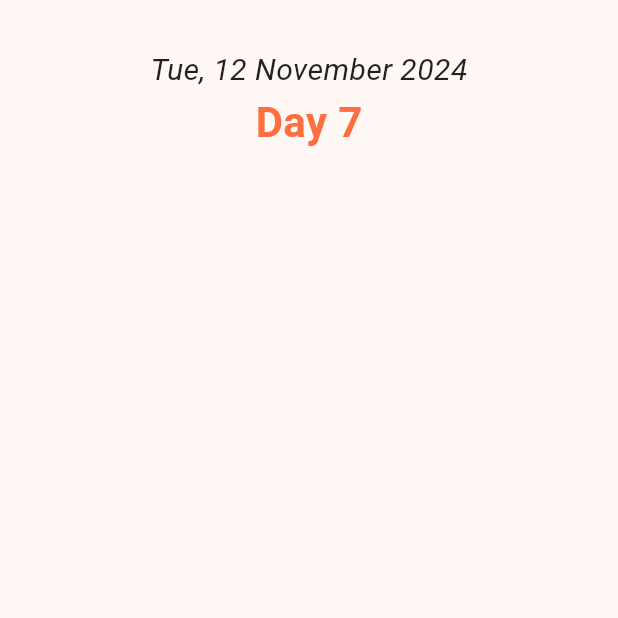
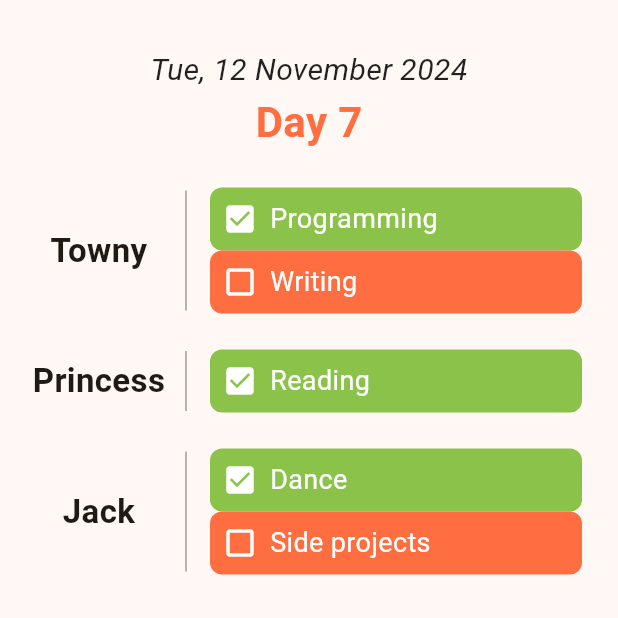
Before and after one commit to AnthonyMde/Kaizen, a Flutter app: the screen it shows after launch, on a phone screen of 412 x 824 dp, the top half of it. Run offline on Flutter 3.47's test engine with Material 3 defaults, Android fonts, the phone set to English and light mode, and no system bars; our stand-ins replace flutter_riverpod, freezed_annotation.

Commit message:
Add ChallengerView and ChallengeView with mock data.

```diff
--- a/lib/domain/models/challenger_card.dart
+++ b/lib/domain/models/challenger_card.dart
@@ -1,19 +1,17 @@
-import 'dart:ffi';
-
 import 'package:freezed_annotation/freezed_annotation.dart';
 
 part 'challenger_card.freezed.dart';
 
 @freezed
-class ChallengerCard with _$ChallengerCard {
-  const factory ChallengerCard(
-      {required String challengerName,
+class Challenger with _$Challenger {
+  const factory Challenger(
+      {required String name,
       required List<Challenge> challenges,
-      required int failureCount}) = _ChallengerCard;
+      required int failures}) = _Challenger;
 }
 
 @freezed
 class Challenge with _$Challenge {
-  const factory Challenge({required String name, required bool isDone}) =
+  const factory Challenge({required String name, required bool completed}) =
       _Challenge;
 }
--- /dev/null
+++ b/lib/ui/screens/home/challenge_view.dart
@@ -0,0 +1,36 @@
+import 'package:flutter/material.dart';
+
+class ChallengeView extends StatelessWidget {
+  final String name;
+  final bool completed;
+
+  const ChallengeView({super.key, required this.name, required this.completed});
+
+  @override
+  Widget build(BuildContext context) {
+    return Container(
+      padding: const EdgeInsets.all(8),
+      decoration: BoxDecoration(
+          color: completed ? Colors.lightGreen : Colors.deepOrangeAccent,
+          borderRadius: BorderRadius.circular(8.0)),
+      child: Row(
+        children: [
+          Icon(
+            completed ? Icons.check_box : Icons.check_box_outline_blank,
+            color: Colors.white,
+          ),
+          const SizedBox(width: 8),
+          Expanded(
+            child: Text(
+              name,
+              style: const TextStyle(
+                fontSize: 18,
+                color: Colors.white,
+              ),
+            ),
+          )
+        ],
+      ),
+    );
+  }
+}
--- /dev/null
+++ b/lib/ui/screens/home/challenger_view.dart
@@ -0,0 +1,49 @@
+import 'package:challenge_365d/domain/models/challenger_card.dart';
+import 'package:challenge_365d/ui/screens/home/challenge_view.dart';
+import 'package:flutter/material.dart';
+
+class ChallengerView extends StatelessWidget {
+  final Challenger challenger;
+
+  const ChallengerView({super.key, required this.challenger});
+
+  @override
+  Widget build(BuildContext context) {
+    return Row(
+      crossAxisAlignment: CrossAxisAlignment.center,
+      children: [
+        // Challenger name
+        SizedBox(
+          width: 100,
+          child: Text(
+            challenger.name,
+            textAlign: TextAlign.center,
+            style: const TextStyle(
+              fontSize: 22,
+              fontWeight: FontWeight.bold,
+            ),
+          ),
+        ),
+
+        // Vertical divider
+        SizedBox(
+            height: 40.0 * challenger.challenges.length.toDouble(),
+            child: const VerticalDivider(thickness: 1, color: Colors.grey)),
+
+        // List of challenges
+        Expanded(
+          child: Padding(
+            padding: const EdgeInsets.all(8),
+            child: Column(
+              mainAxisAlignment: MainAxisAlignment.center,
+              children: challenger.challenges.map((challenge) {
+                return ChallengeView(
+                    name: challenge.name, completed: challenge.completed);
+              }).toList(),
+            ),
+          ),
+        )
+      ],
+    );
+  }
+}
--- a/lib/ui/screens/home/home_screen.dart
+++ b/lib/ui/screens/home/home_screen.dart
@@ -1,4 +1,6 @@
+import 'package:challenge_365d/domain/models/challenger_card.dart';
 import 'package:challenge_365d/providers/date_provider.dart';
+import 'package:challenge_365d/ui/screens/home/challenger_view.dart';
 import 'package:challenge_365d/ui/screens/home/header.dart';
 import 'package:flutter/material.dart';
 import 'package:flutter_riverpod/flutter_riverpod.dart';
@@ -15,20 +17,45 @@ class HomeScreen extends ConsumerWidget {
     final formattedDate = DateFormat("EEE, dd MMMM yyyy", "en_US").format(now);
     final pastDays = dateService.getPastChallengeDays();
 
+    final challengers = [
+      const Challenger(
+          name: "Towny",
+          challenges: [
+            Challenge(name: "Programming", completed: true),
+            Challenge(name: "Writing", completed: false)
+          ],
+          failures: 0),
+      const Challenger(
+          name: "Princess",
+          challenges: [
+            Challenge(name: "Reading", completed: true),
+          ],
+          failures: 0),
+      const Challenger(
+          name: "Jack",
+          challenges: [
+            Challenge(name: "Dance", completed: true),
+            Challenge(name: "Side projects", completed: false)
+          ],
+          failures: 0),
+    ];
+
     return Scaffold(
       body: SafeArea(
         child: Padding(
-          padding: const EdgeInsets.only(
-              left: 16.0, top: 16.0, right: 16.0, bottom: 16.0),
-          child: Center(
-            child: Column(
-              mainAxisAlignment: MainAxisAlignment.start,
-              children: <Widget>[
-                const SizedBox(height: 16.0),
-                Header(
-                    formattedDate: formattedDate, pastDays: pastDays.toString())
+          padding: const EdgeInsets.all(16),
+          child: Column(
+            children: <Widget>[
+              const SizedBox(height: 16.0),
+              Header(
+                  formattedDate: formattedDate, pastDays: pastDays.toString()),
+              const SizedBox(height: 16.0),
+              for (int i = 0; i < challengers.length; i++) ...[
+                ChallengerView(challenger: challengers[i]),
+                if (i < challengers.length - 1)
+                  const SizedBox(height: 8),
               ],
-            ),
+            ],
           ),
         ),
       ),
```
Also changed, not shown: lib/domain/models/challenger_card.freezed.dart, 2 other files.
